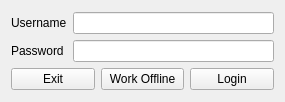
Old version of the form Virtual_Creator/login.ui in the repository stefaj/gcms.
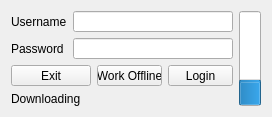
New version of the form. Icons and pictures are not drawn.

Commit message: login implemented, user can now log to the server and download files

What changed in the file:
```diff
--- a/Virtual_Creator/login.ui
+++ b/Virtual_Creator/login.ui
@@ -6,10 +6,28 @@
    <rect>
     <x>0</x>
     <y>0</y>
-    <width>285</width>
-    <height>102</height>
+    <width>272</width>
+    <height>117</height>
    </rect>
   </property>
+  <property name="minimumSize">
+   <size>
+    <width>50</width>
+    <height>50</height>
+   </size>
+  </property>
+  <property name="maximumSize">
+   <size>
+    <width>288</width>
+    <height>126</height>
+   </size>
+  </property>
+  <property name="baseSize">
+   <size>
+    <width>5</width>
+    <height>0</height>
+   </size>
+  </property>
   <property name="windowTitle">
    <string>Login</string>
   </property>
@@ -17,19 +35,17 @@
    <iconset resource="content.qrc">
     <normaloff>:/Content/icon.png</normaloff>:/Content/icon.png</iconset>
   </property>
-  <layout class="QGridLayout" name="gridLayout_4">
-   <item row="0" column="0">
-    <layout class="QGridLayout" name="gridLayout_3">
-     <item row="0" column="0">
       <layout class="QGridLayout" name="gridLayout_2">
        <item row="0" column="0">
+    <layout class="QGridLayout" name="gridLayout">
+     <item row="0" column="0">
         <widget class="QLabel" name="label_username">
          <property name="text">
           <string>Username</string>
          </property>
         </widget>
        </item>
-       <item row="0" column="1">
+     <item row="0" column="1" colspan="3">
         <widget class="QLineEdit" name="lineEdit_username"/>
        </item>
        <item row="1" column="0">
@@ -39,39 +55,59 @@
          </property>
         </widget>
        </item>
-       <item row="1" column="1">
+     <item row="1" column="1" colspan="3">
         <widget class="QLineEdit" name="lineEdit_password">
          <property name="placeholderText">
           <string/>
          </property>
         </widget>
        </item>
-      </layout>
-     </item>
-     <item row="1" column="0">
-      <layout class="QGridLayout" name="gridLayout">
-       <item row="0" column="0">
+     <item row="2" column="0" colspan="2">
         <widget class="QPushButton" name="pushButton_terminate">
          <property name="text">
           <string>Exit</string>
          </property>
         </widget>
        </item>
-       <item row="0" column="1">
+     <item row="2" column="2">
         <widget class="QPushButton" name="pushButton_close">
          <property name="text">
           <string>Work Offline</string>
          </property>
         </widget>
        </item>
-       <item row="0" column="2">
+     <item row="2" column="3">
         <widget class="QPushButton" name="pushButton_login">
          <property name="text">
           <string>Login</string>
          </property>
         </widget>
        </item>
-      </layout>
+     <item row="3" column="0" colspan="4">
+      <widget class="QLabel" name="label_download">
+       <property name="text">
+        <string>Downloading</string>
+       </property>
+      </widget>
+     </item>
+     <item row="0" column="4" rowspan="4">
+      <widget class="QProgressBar" name="progressBar">
+       <property name="value">
+        <number>24</number>
+       </property>
+       <property name="textVisible">
+        <bool>true</bool>
+       </property>
+       <property name="orientation">
+        <enum>Qt::Vertical</enum>
+       </property>
+       <property name="invertedAppearance">
+        <bool>false</bool>
+       </property>
+       <property name="textDirection">
+        <enum>QProgressBar::TopToBottom</enum>
+       </property>
+      </widget>
      </item>
     </layout>
    </item>
```
Lines whose indentation alone changed are shown as unchanged. The commit also changes 6 other files.
